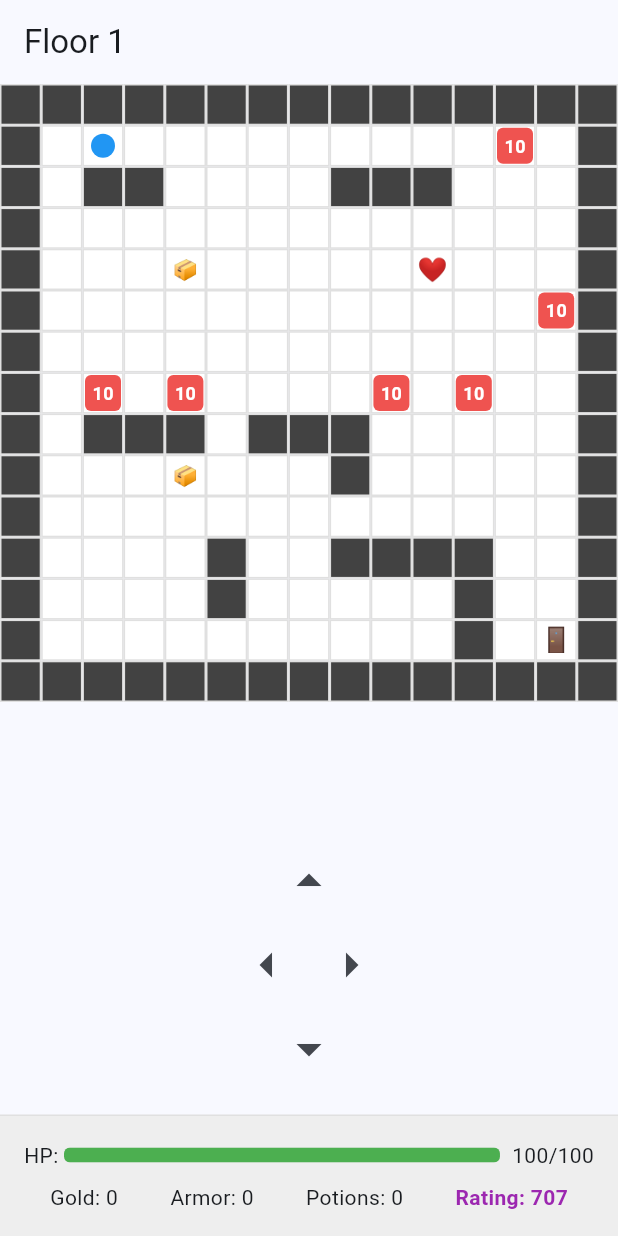
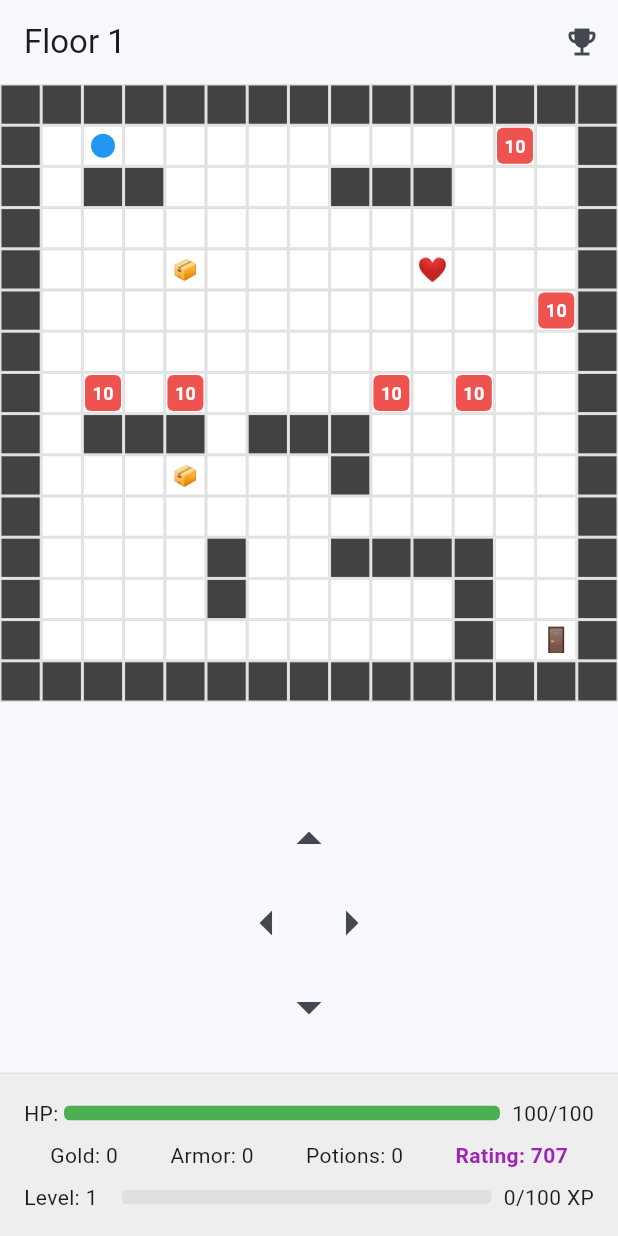
Before and after one commit to vpuhoff/dungeon_game_flutter, a Flutter app: the screen it shows after launch, after a tap on the "arrow right" icon, on a phone screen of 412 x 824 dp. Run offline on Flutter 3.47's test engine with Material 2 defaults, Android fonts, the light colour scheme and no system bars.

Commit message:
Достижения и опыт

```diff
--- a/lib/models/game_state.dart
+++ b/lib/models/game_state.dart
@@ -1,6 +1,22 @@
 // lib/models/game_state.dart
 
 import 'dart:math';
+
+class Achievement {
+  final String id;
+  final String title;
+  final String description;
+  final int rewardGold;
+  bool unlocked;
+
+  Achievement({
+    required this.id,
+    required this.title,
+    required this.description,
+    required this.rewardGold,
+    this.unlocked = false,
+  });
+}
 
 class GameState {
   int level = 1;
@@ -10,7 +26,13 @@ class GameState {
   int healingPotions = 0;
   int gold = 0;
   int totalSteps = 0;
-  int hpUpgradesPurchased = 0; // Счетчик покупок улучшения здоровья
+  int hpUpgradesPurchased = 0;
+
+  // New fields for experience system
+  int playerLevel = 1;
+  int experience = 0;
+  int experienceToNextLevel = 100;
+  List<Achievement> achievements = [];
   Position playerPosition = const Position(1, 1);
   Position exit = const Position(13, 13);  // boardSize - 2
   List<Position> walls = [];
@@ -19,6 +41,88 @@ class GameState {
   List<Chest> chests = [];
 
   static const int boardSize = 15;
+
+  GameState() {
+    _initializeAchievements();
+  }
+
+  void _initializeAchievements() {
+    achievements = [
+      Achievement(
+        id: 'first_blood',
+        title: 'Первая кровь',
+        description: 'Победите первого врага',
+        rewardGold: 50,
+      ),
+      Achievement(
+        id: 'gold_hunter',
+        title: 'Золотоискатель',
+        description: 'Соберите 1000 золота',
+        rewardGold: 200,
+      ),
+      Achievement(
+        id: 'survivor',
+        title: 'Выживший',
+        description: 'Достигните 10 уровня подземелья',
+        rewardGold: 500,
+      ),
+      Achievement(
+        id: 'tank',
+        title: 'Танк',
+        description: 'Достигните 200 максимального здоровья',
+        rewardGold: 300,
+      ),
+    ];
+  }
+
+  void addExperience(int amount) {
+    experience += amount;
+    while (experience >= experienceToNextLevel) {
+      experience -= experienceToNextLevel;
+      playerLevel++;
+      experienceToNextLevel = (experienceToNextLevel * 1.5).round();
+      // Бонус за уровень
+      maxHp += 10;
+      hp = maxHp;
+    }
+  }
+
+  void checkAchievements() {
+    for (var achievement in achievements) {
+      if (!achievement.unlocked) {
+        switch (achievement.id) {
+          case 'first_blood':
+            if (enemies.any((e) => e.defeated)) {
+              unlockAchievement(achievement);
+            }
+            break;
+          case 'gold_hunter':
+            if (gold >= 1000) {
+              unlockAchievement(achievement);
+            }
+            break;
+          case 'survivor':
+            if (level >= 10) {
+              unlockAchievement(achievement);
+            }
+            break;
+          case 'tank':
+            if (maxHp >= 200) {
+              unlockAchievement(achievement);
+            }
+            break;
+        }
+      }
+    }
+  }
+
+  void unlockAchievement(Achievement achievement) {
+    if (!achievement.unlocked) {
+      achievement.unlocked = true;
+      gold += achievement.rewardGold;
+      addExperience(50); // Опыт за достижение
+    }
+  }
 
   bool buyMaxHpUpgrade(int baseCost) {
     // Увеличиваем стоимость на 50 золота за каждое предыдущее улучшение
@@ -83,7 +187,13 @@ class GameState {
     healingPotions = 0;
     gold = 0;
     totalSteps = 0;
-    hpUpgradesPurchased = 0; // Сбрасываем счетчик улучшений здоровья
+    hpUpgradesPurchased = 0;
+    // Reset experience system
+    playerLevel = 1;
+    experience = 0;
+    experienceToNextLevel = 100;
+    // Reset achievements
+    _initializeAchievements();
     playerPosition = const Position(1, 1);
     exit = const Position(boardSize - 2, boardSize - 2);
     walls.clear();
@@ -140,17 +250,17 @@ class GameState {
       takeDamage(enemy.damage);
       gold += enemy.damage;
       enemy.defeated = true;
+      addExperience(enemy.damage); // Опыт за победу над врагом
+      checkAchievements();
     }
 
     // Проверка сбора сердца
     final heartIndex = hearts.indexOf(newPosition);
     if (heartIndex != -1) {
       if (hp >= maxHp) {
-      // Если здоровье полное, получаем зелье
-      healingPotions++;
+        healingPotions++;
       } else {
-      // Иначе восстанавливаем здоровье
-      hp = maxHp;
+        hp = maxHp;
       }
       hearts.removeAt(heartIndex);
     }
@@ -172,8 +282,8 @@ class GameState {
     playerPosition = newPosition;
 
     return true;
+  }
 
-  }
 
   // Генерация лабиринта
   void generateMaze() {
--- a/lib/screens/game_screen.dart
+++ b/lib/screens/game_screen.dart
@@ -12,17 +12,50 @@ class GameScreen extends StatefulWidget {
 class _GameScreenState extends State<GameScreen> {
   late final GameState gameState;
   final FocusNode _focusNode = FocusNode();
+  bool _isDialogOpen = false;
+
+  void _requestFocus() {
+    if (!_isDialogOpen) {
+      WidgetsBinding.instance.addPostFrameCallback((_) {
+        if (mounted && !_isDialogOpen) {
+          _focusNode.requestFocus();
+        }
+      });
+    }
+  }
+
+  @override
+  void setState(VoidCallback fn) {
+    super.setState(fn);
+    _requestFocus();
+  }
+
+  // Добавляем контроллер для управления уведомлениями
+  void _showNotification(String message) {
+    // Очищаем предыдущие уведомления
+    ScaffoldMessenger.of(context).clearSnackBars();
+    ScaffoldMessenger.of(context).showSnackBar(
+      SnackBar(
+        content: Text(message),
+        duration: const Duration(seconds: 1),
+        behavior: SnackBarBehavior.floating,
+        margin: EdgeInsets.only(
+          bottom: MediaQuery.of(context).size.height - 100,
+          left: 20,
+          right: 20,
+        ),
+      ),
+    );
+  }
 
   @override
   void initState() {
     super.initState();
     gameState = GameState();
     gameState.generateMaze();
-    // Запрос фокуса для получения событий клавиатуры
-    WidgetsBinding.instance.addPostFrameCallback((_) {
-      _focusNode.requestFocus();
-    });
+    _requestFocus();
   }
+
 
   @override
   void dispose() {
@@ -30,7 +63,9 @@ class _GameScreenState extends State<GameScreen> {
     super.dispose();
   }
 
+
   void _showShop() {
+    _isDialogOpen = true;
     showDialog(
       context: context,
       barrierDismissible: false,
@@ -49,11 +84,11 @@ class _GameScreenState extends State<GameScreen> {
                   onPressed: () {
                     setState(() {
                         if (gameState.buyMaxHpUpgrade(100)) {
-                        setDialogState(() {}); // Обновляем состояние диалога
-                        ScaffoldMessenger.of(context).showSnackBar(
-                          const SnackBar(content: Text('Max HP increased!')),
-                        );
+                        setDialogState(() {});
+                        setState(() {});
+                        _showNotification('Max HP increased!');
                         }
+
                     });
                   },
                   child: const Text('Buy'),
@@ -100,9 +135,11 @@ class _GameScreenState extends State<GameScreen> {
                 onPressed: () {
                 Navigator.of(context).pop();
                 setState(() {
-                  gameState.level++; // Увеличиваем уровень
-                  gameState.generateMaze(); // Генерируем новый уровень
-                  gameState.playerPosition = const Position(1, 1); // Возвращаем игрока на старт
+                    gameState.level++;
+                    gameState.generateMaze();
+                    gameState.playerPosition = const Position(1, 1);
+                    _isDialogOpen = false;
+                    _requestFocus();
                 });
                 },
               child: const Text('Continue to next level'),
@@ -114,16 +151,15 @@ class _GameScreenState extends State<GameScreen> {
   }
 
   void _handleMove(Position newPosition) {
+    if (_isDialogOpen) return;
+
     if (gameState.movePlayer(newPosition)) {
       setState(() {});
 
       if (gameState.hp <= 0) {
         _showGameOver();
       } else if (gameState.playerPosition == gameState.exit) {
-        // Показываем магазин при достижении выхода
-        WidgetsBinding.instance.addPostFrameCallback((_) {
         _showShop();
-        });
       }
     }
   }
@@ -131,7 +167,45 @@ class _GameScreenState extends State<GameScreen> {
 
 
 
+
+  void _showAchievements() {
+    showDialog(
+      context: context,
+      builder: (context) => AlertDialog(
+        title: const Text('Достижения'),
+        content: Column(
+          mainAxisSize: MainAxisSize.min,
+          children: [
+            ListTile(
+              title: const Text('Уровень подземелья'),
+              subtitle: Text('Текущий уровень: ${gameState.level}'),
+            ),
+            ListTile(
+              title: const Text('Собрано золота'),
+              subtitle: Text('${gameState.gold}'),
+            ),
+            ListTile(
+              title: const Text('Сделано шагов'),
+              subtitle: Text('${gameState.totalSteps}'),
+            ),
+            ListTile(
+              title: const Text('Рейтинг'),
+              subtitle: Text('${gameState.calculateRating()}'),
+            ),
+          ],
+        ),
+        actions: [
+          TextButton(
+            onPressed: () => Navigator.of(context).pop(),
+            child: const Text('Закрыть'),
+          ),
+        ],
+      ),
+    );
+  }
+
   void _showGameOver() {
+    _isDialogOpen = true;
     showDialog(
       context: context,
       barrierDismissible: false,
@@ -150,6 +224,8 @@ class _GameScreenState extends State<GameScreen> {
               setState(() {
                 gameState.reset();
                 gameState.generateMaze();
+                _isDialogOpen = false;
+                _requestFocus();
               });
             },
             child: const Text('Play Again'),
@@ -322,6 +398,27 @@ class _GameScreenState extends State<GameScreen> {
                 ),
               ],
               ),
+              const SizedBox(height: 8),
+              Row(
+              children: [
+                const Text('Level: '),
+                Text('${gameState.playerLevel}'),
+                const SizedBox(width: 16),
+                Expanded(
+                child: ClipRRect(
+                  borderRadius: BorderRadius.circular(4),
+                  child: LinearProgressIndicator(
+                  value: gameState.experience / gameState.experienceToNextLevel,
+                  backgroundColor: Colors.grey[300],
+                  color: Colors.purple,
+                  minHeight: 10,
+                  ),
+                ),
+                ),
+                const SizedBox(width: 8),
+                Text('${gameState.experience}/${gameState.experienceToNextLevel} XP'),
+              ],
+              ),
             ],
             ),
           );
@@ -400,21 +497,32 @@ class _GameScreenState extends State<GameScreen> {
     return Scaffold(
         appBar: AppBar(
         title: Text('Floor ${gameState.level}'),
+        actions: [
+          IconButton(
+          icon: const Icon(Icons.emoji_events),
+          onPressed: _showAchievements,
+          tooltip: 'Достижения',
+          ),
+        ],
         ),
       body: RawKeyboardListener(
         focusNode: _focusNode,
         autofocus: true,
         onKey: (RawKeyEvent event) {
             if (event is RawKeyDownEvent) {
-            // Обработка нажатий клавиш-стрелок
+            Position? newPosition;
             if (event.logicalKey == LogicalKeyboardKey.arrowLeft) {
-              _handleMove(gameState.playerPosition.translate(dx: -1));
+              newPosition = gameState.playerPosition.translate(dx: -1);
             } else if (event.logicalKey == LogicalKeyboardKey.arrowRight) {
-              _handleMove(gameState.playerPosition.translate(dx: 1));
+              newPosition = gameState.playerPosition.translate(dx: 1);
             } else if (event.logicalKey == LogicalKeyboardKey.arrowUp) {
-              _handleMove(gameState.playerPosition.translate(dy: -1));
+              newPosition = gameState.playerPosition.translate(dy: -1);
             } else if (event.logicalKey == LogicalKeyboardKey.arrowDown) {
-              _handleMove(gameState.playerPosition.translate(dy: 1));
+              newPosition = gameState.playerPosition.translate(dy: 1);
+            }
+
+            if (newPosition != null) {
+              _handleMove(newPosition);
             }
             }
         },
```
Lines whose indentation alone changed are shown as unchanged.
